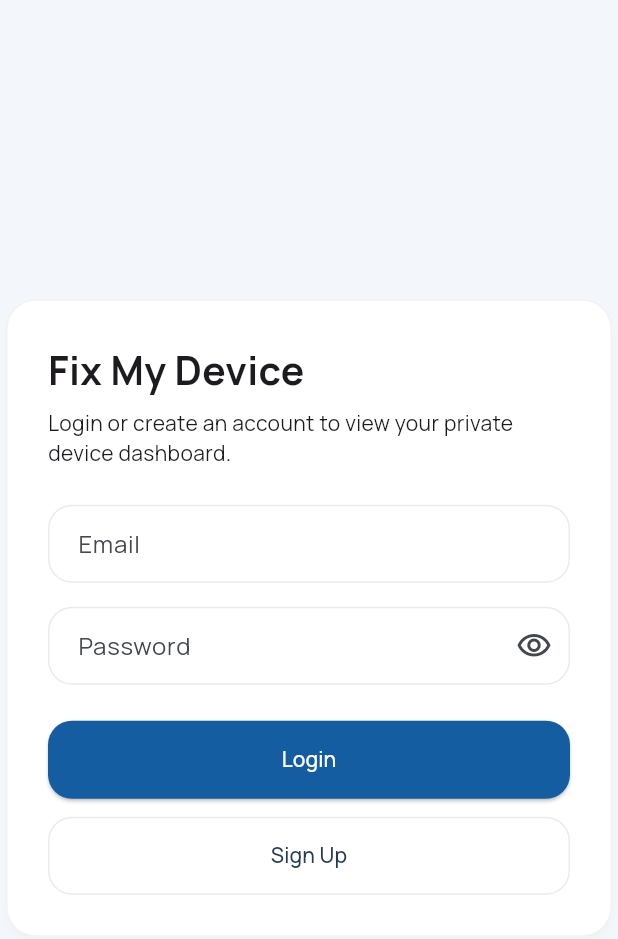
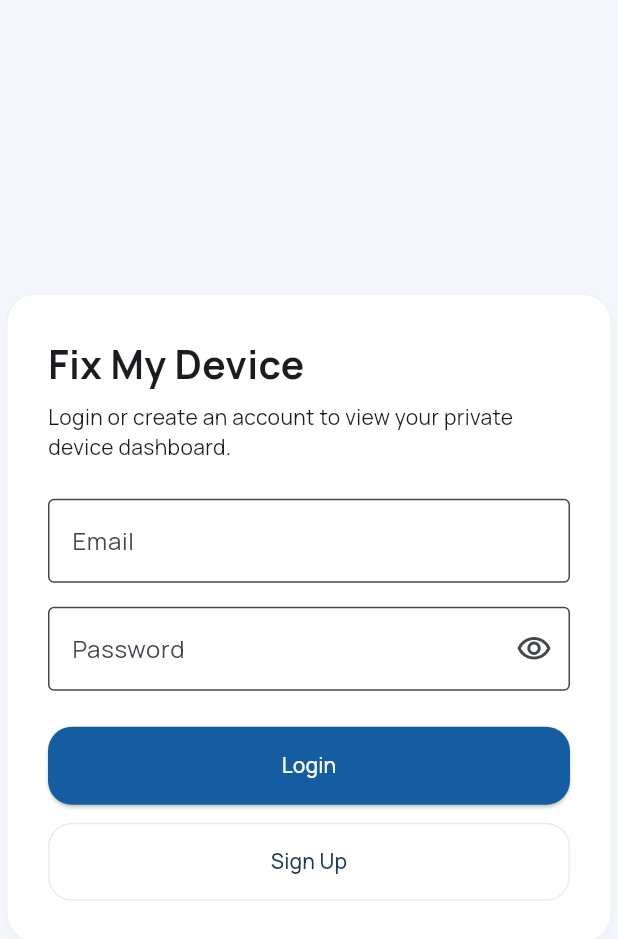
Before and after one commit to Sathwiksarangam/fix-my-device-frontend, a Flutter app: the screen it shows after launch, on a phone screen of 412 x 824 dp. Shown: the top 939 px of the screen. Run offline on Flutter 3.47's test engine with Material 3 defaults, Android fonts, the phone set to English and light mode, and no system bars; our stand-ins replace go_router, google_fonts, shared_preferences; accounts and stored records are empty.

Commit message:
Fix web UI, Supabase auth, agent download, and backend integration

```diff
--- a/lib/features/auth/presentation/screens/login_screen.dart
+++ b/lib/features/auth/presentation/screens/login_screen.dart
@@ -138,8 +138,21 @@
   @override
   Widget build(BuildContext context) {
     final ThemeData theme = Theme.of(context);
+    final ThemeData loginTheme = theme.copyWith(
+      textSelectionTheme: const TextSelectionThemeData(
+        cursorColor: Color(0xFF0D63A5),
+        selectionColor: Color(0x332166AC),
+        selectionHandleColor: Color(0xFF0D63A5),
+      ),
+      inputDecorationTheme: const InputDecorationTheme(
+        filled: true,
+        fillColor: Colors.white,
+      ),
+    );
 
-    return Scaffold(
+    return Theme(
+      data: loginTheme,
+      child: Scaffold(
         backgroundColor: const Color(0xFFF3F6FA),
         body: Center(
           child: SizedBox(
@@ -163,21 +176,39 @@
                       'Login or create an account to view your private device dashboard.',
                     ),
                     const SizedBox(height: 24),
-                  TextField(
+                    TextFormField(
                       controller: emailController,
                       keyboardType: TextInputType.emailAddress,
                       textInputAction: TextInputAction.next,
+                      autofillHints: null,
+                      enableSuggestions: false,
+                      autocorrect: false,
+                      style: const TextStyle(
+                        color: Colors.black87,
+                        backgroundColor: Colors.transparent,
+                      ),
+                      cursorColor: const Color(0xFF0D63A5),
                       decoration: const InputDecoration(
                         labelText: 'Email',
                         border: OutlineInputBorder(),
+                        filled: true,
+                        fillColor: Colors.white,
                       ),
                     ),
                     const SizedBox(height: 16),
-                  TextField(
+                    TextFormField(
                       controller: passwordController,
                       obscureText: !isPasswordVisible,
                       textInputAction: TextInputAction.done,
-                    onSubmitted: (_) {
+                      autofillHints: null,
+                      enableSuggestions: false,
+                      autocorrect: false,
+                      style: const TextStyle(
+                        color: Colors.black87,
+                        backgroundColor: Colors.transparent,
+                      ),
+                      cursorColor: const Color(0xFF0D63A5),
+                      onFieldSubmitted: (_) {
                         if (!isLoading) {
                           handleLogin();
                         }
@@ -185,6 +216,8 @@
                       decoration: InputDecoration(
                         labelText: 'Password',
                         border: const OutlineInputBorder(),
+                        filled: true,
+                        fillColor: Colors.white,
                         suffixIcon: IconButton(
                           onPressed: () {
                             setState(() {
@@ -274,6 +307,7 @@
             ),
           ),
         ),
+      ),
     );
   }
 }
--- a/lib/features/devices/data/services/api_device_service.dart
+++ b/lib/features/devices/data/services/api_device_service.dart
@@ -5,7 +5,8 @@
 
 class ApiDeviceService {
   static const String baseUrl = 'https://fix-my-device-backend.onrender.com';
-  static const String agentDownloadUrl = '/downloads/FixMyDeviceAgent.exe';
+  static const String agentDownloadUrl =
+      'https://fix-my-device-backend.onrender.com/downloads/FixMyDeviceAgent.exe';
 
   String _requireToken() {
     final token = AuthService.getToken();
```
Also changed, not shown: lib/features/devices/presentation/screens/devices_list_screen.dart (+14 -11 lines), 4 other files. Lines whose indentation alone changed are shown as unchanged.
